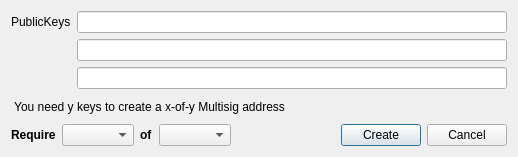
Qt form src/qt/forms/createmultisigaddrdialog.ui (60E/naocanfen) before a commit.
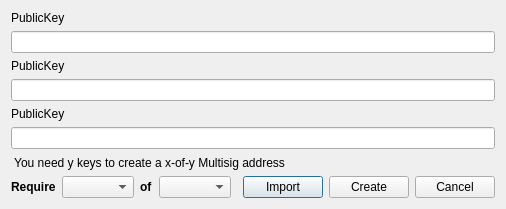
The same form after that commit.

```diff
--- a/src/qt/forms/createmultisigaddrdialog.ui
+++ b/src/qt/forms/createmultisigaddrdialog.ui
@@ -6,8 +6,8 @@
    <rect>
     <x>0</x>
     <y>0</y>
-    <width>518</width>
-    <height>157</height>
+    <width>506</width>
+    <height>209</height>
    </rect>
   </property>
   <property name="windowTitle">
@@ -15,45 +15,43 @@
   </property>
   <layout class="QVBoxLayout" name="verticalLayout">
    <item>
-    <layout class="QFormLayout" name="formLayout">
-     <property name="fieldGrowthPolicy">
-      <enum>QFormLayout::AllNonFixedFieldsGrow</enum>
-     </property>
-     <item row="0" column="0">
-      <widget class="QLabel" name="label">
+    <layout class="QVBoxLayout" name="verticalLayout_3">
+     <item>
+      <widget class="QLabel" name="label0">
        <property name="text">
-        <string>PublicKeys</string>
-       </property>
-       <property name="buddy">
-        <cstring>pubkeyEdit0</cstring>
+        <string>PublicKey</string>
        </property>
       </widget>
      </item>
-     <item row="0" column="1">
+     <item>
       <widget class="QLineEdit" name="pubkeyEdit0">
        <property name="toolTip">
         <string/>
        </property>
       </widget>
      </item>
-     <item row="1" column="0">
-      <widget class="QLabel" name="label_2">
+     <item>
+      <widget class="QLabel" name="label1">
        <property name="text">
-        <string/>
-       </property>
-       <property name="buddy">
-        <cstring>pubkeyEdit1</cstring>
+        <string>PublicKey</string>
        </property>
       </widget>
      </item>
-     <item row="1" column="1">
+     <item>
       <widget class="QLineEdit" name="pubkeyEdit1">
        <property name="toolTip">
         <string/>
        </property>
       </widget>
      </item>
-     <item row="2" column="1">
+     <item>
+      <widget class="QLabel" name="label2">
+       <property name="text">
+        <string>PublicKey</string>
+       </property>
+      </widget>
+     </item>
+     <item>
       <widget class="QLineEdit" name="pubkeyEdit2"/>
      </item>
     </layout>
@@ -131,6 +129,13 @@
        </property>
       </spacer>
      </item>
+     <item>
+      <widget class="QPushButton" name="btnImport">
+       <property name="text">
+        <string>Import</string>
+       </property>
+      </widget>
+     </item>
      <item>
       <widget class="QPushButton" name="btnCreate">
        <property name="text">
```
